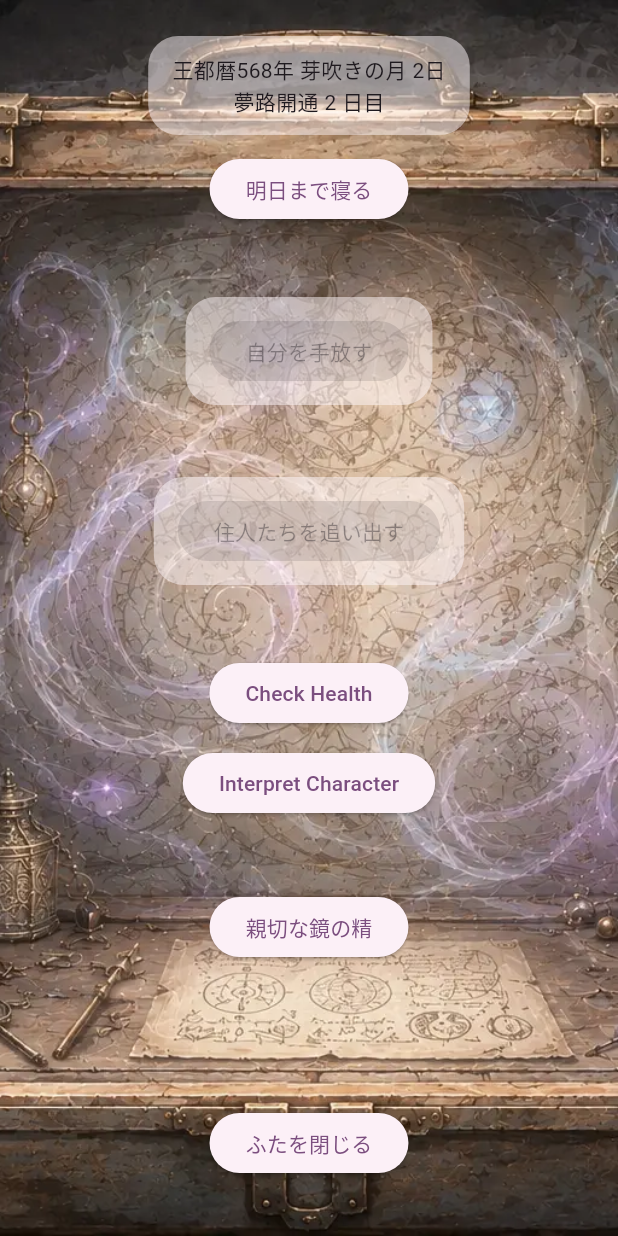
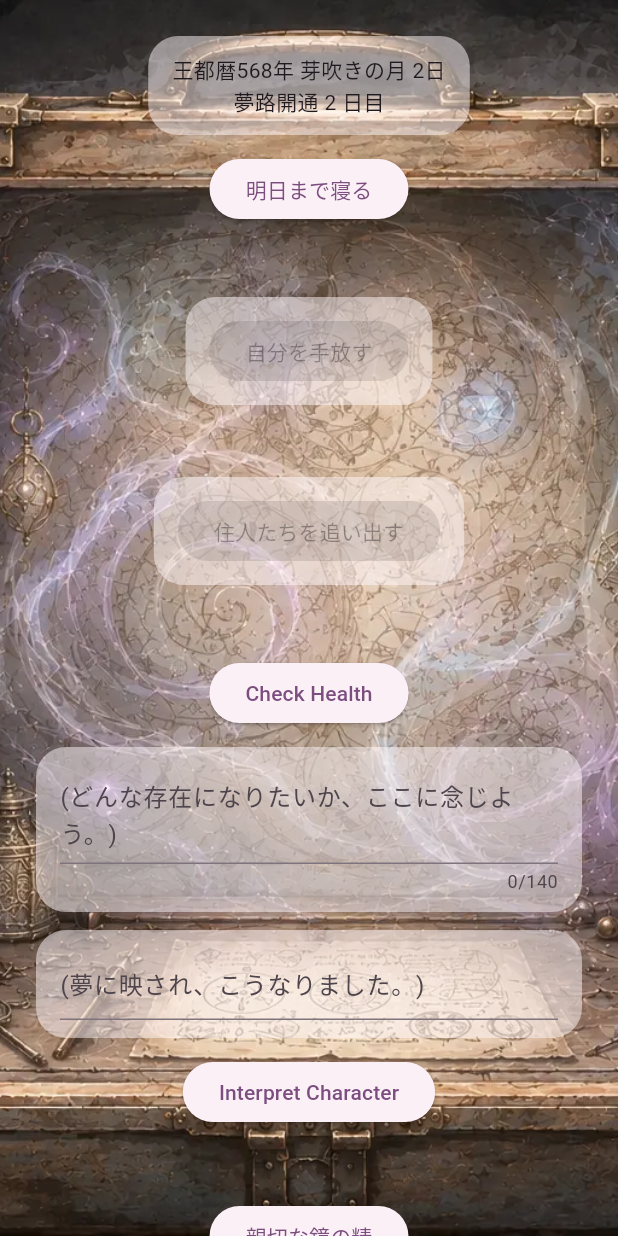
Before and after one commit to kareha-mirror/pot.lucidrowse, a Flutter app: the DebugScreen screen opened by its route, after a tap on "明日まで寝る", after a tap on "Interpret Character", on a phone screen of 412 x 824 dp. Run offline on Flutter 3.47's test engine with Material 3 defaults, Android fonts, the phone set to English and light mode, and no system bars; network calls fail.

Commit message:
Update prompt

```diff
--- a/client/lib/api/interpret.dart
+++ b/client/lib/api/interpret.dart
@@ -2,7 +2,7 @@ import 'dart:convert';
 
 import 'package:http/http.dart' as http;
 
-Future<void> interpretCharacter(String text) async {
+Future<String> interpretCharacter(String text) async {
   try {
     final uri = Uri.parse('http://localhost:8080/api/character/interpret');
 
@@ -14,12 +14,13 @@ Future<void> interpretCharacter(String text) async {
 
     if (response.statusCode != 200) {
       print('HTTP error: ${response.statusCode}');
-      return;
+      return '';
     }
 
     final json = jsonDecode(response.body);
-    print(json);
+    return json['text'];
   } catch (e) {
     print('Connection error: $e');
+    return '';
   }
 }
--- a/client/lib/screens/debug_screen.dart
+++ b/client/lib/screens/debug_screen.dart
@@ -18,6 +18,23 @@ class DebugScreen extends StatefulWidget {
 }
 
 class _DebugScreenState extends State<DebugScreen> {
+  late TextEditingController _controller;
+  late TextEditingController _filtered;
+
+  @override
+  void initState() {
+    super.initState();
+    _controller = TextEditingController();
+    _filtered = TextEditingController();
+  }
+
+  @override
+  void dispose() {
+    _controller.dispose();
+    _filtered.dispose();
+    super.dispose();
+  }
+
   void _nextDay() {
     setState(() {
       for (final inhabitant in widget.state.inhabitants) {
@@ -108,9 +125,35 @@ class _DebugScreenState extends State<DebugScreen> {
 
                   const SizedBox(height: 12),
 
+                  TranslucentPanel(
+                    child: TextField(
+                      controller: _controller,
+                      decoration: InputDecoration(
+                        hintText: '(どんな存在になりたいか、ここに念じよう。)',
+                      ),
+                      maxLines: null,
+                      maxLength: 140,
+                    ),
+                  ),
+
+                  const SizedBox(height: 12),
+
+                  TranslucentPanel(
+                    child: TextField(
+                      controller: _filtered,
+                      decoration: InputDecoration(hintText: '(夢に映され、こうなりました。)'),
+                      maxLines: null,
+                    ),
+                  ),
+
+                  const SizedBox(height: 12),
+
                   ElevatedButton(
                     onPressed: () async {
-                      await interpretCharacter('王都で王家御用達の一流パン屋として暮らしているが、実は歴戦の勇者でドラゴンを5匹倒している。');
+                      final filtered = await interpretCharacter(
+                        _controller.text,
+                      );
+                      setState(() => _filtered.text = filtered);
                     },
                     child: const Text('Interpret Character'),
                   ),
```
Also changed, not shown: 1 other file.
